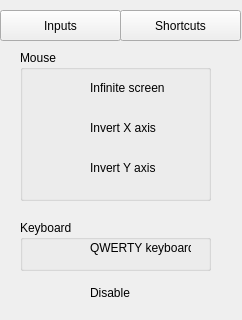
Above: mainwindow.ui from bachinblack/WindowsExtend before the change. Below: the same form after it.
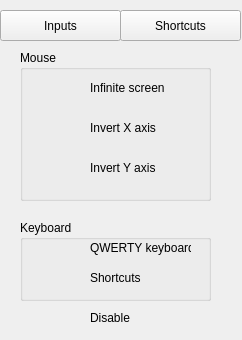
That is the form after the change. Icons and pictures are not drawn. Custom widgets are drawn as their Qt base class.

Commit message: shortcut set but not linked | bug fix (disable true at start)

Diff of the .ui file:
```diff
--- a/mainwindow.ui
+++ b/mainwindow.ui
@@ -7,19 +7,19 @@
     <x>0</x>
     <y>0</y>
     <width>242</width>
-    <height>320</height>
+    <height>340</height>
    </rect>
   </property>
   <property name="minimumSize">
    <size>
     <width>242</width>
-    <height>320</height>
+    <height>340</height>
    </size>
   </property>
   <property name="maximumSize">
    <size>
     <width>242</width>
-    <height>320</height>
+    <height>340</height>
    </size>
   </property>
   <property name="windowTitle">
@@ -118,7 +118,7 @@
       <x>20</x>
       <y>220</y>
       <width>191</width>
-      <height>51</height>
+      <height>81</height>
      </rect>
     </property>
     <property name="title">
@@ -137,6 +137,19 @@
       <string>QWERTY keyboard</string>
      </property>
     </widget>
+    <widget class="QLabel" name="label">
+     <property name="geometry">
+      <rect>
+       <x>70</x>
+       <y>50</y>
+       <width>51</width>
+       <height>16</height>
+      </rect>
+     </property>
+     <property name="text">
+      <string>Shortcuts</string>
+     </property>
+    </widget>
    </widget>
    <widget class="QPushButton" name="bInput">
     <property name="geometry">
@@ -168,7 +181,7 @@
     <property name="geometry">
      <rect>
       <x>30</x>
-      <y>285</y>
+      <y>310</y>
       <width>41</width>
       <height>21</height>
      </rect>
@@ -178,7 +191,7 @@
     <property name="geometry">
      <rect>
       <x>90</x>
-      <y>285</y>
+      <y>310</y>
       <width>41</width>
       <height>16</height>
      </rect>
@@ -197,6 +210,16 @@
      </rect>
     </property>
    </widget>
+   <widget class="Switch" name="sSC" native="true">
+    <property name="geometry">
+     <rect>
+      <x>30</x>
+      <y>270</y>
+      <width>41</width>
+      <height>21</height>
+     </rect>
+    </property>
+   </widget>
    <zorder>gbMs</zorder>
    <zorder>gbKb</zorder>
    <zorder>sInf</zorder>
```
Left out of the diff: 1 changed line with no effect on the pictures. The commit also changes 9 other files.
